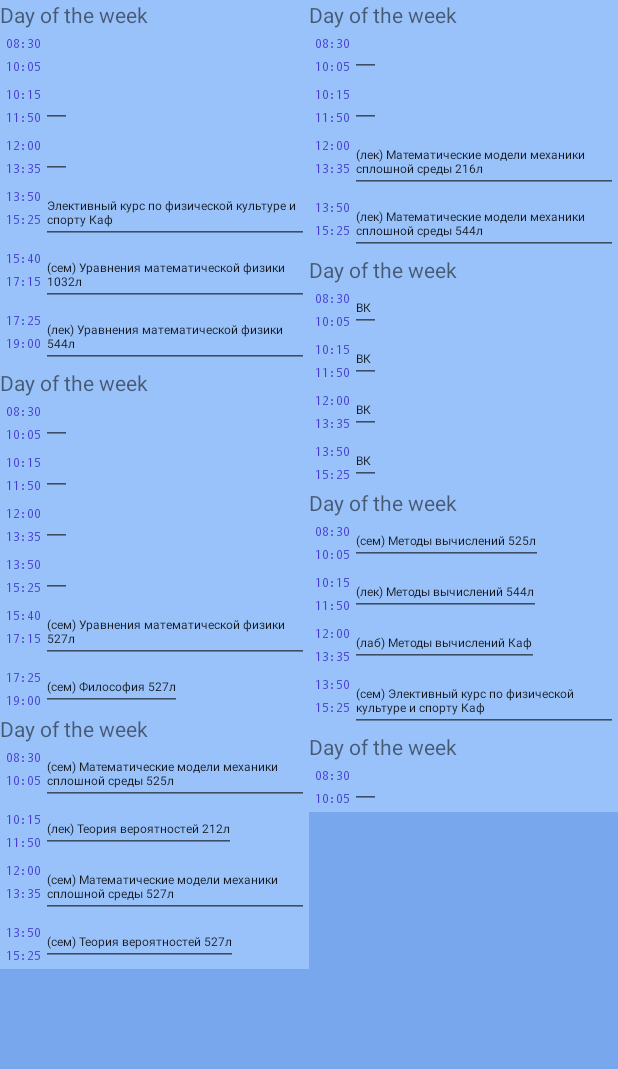
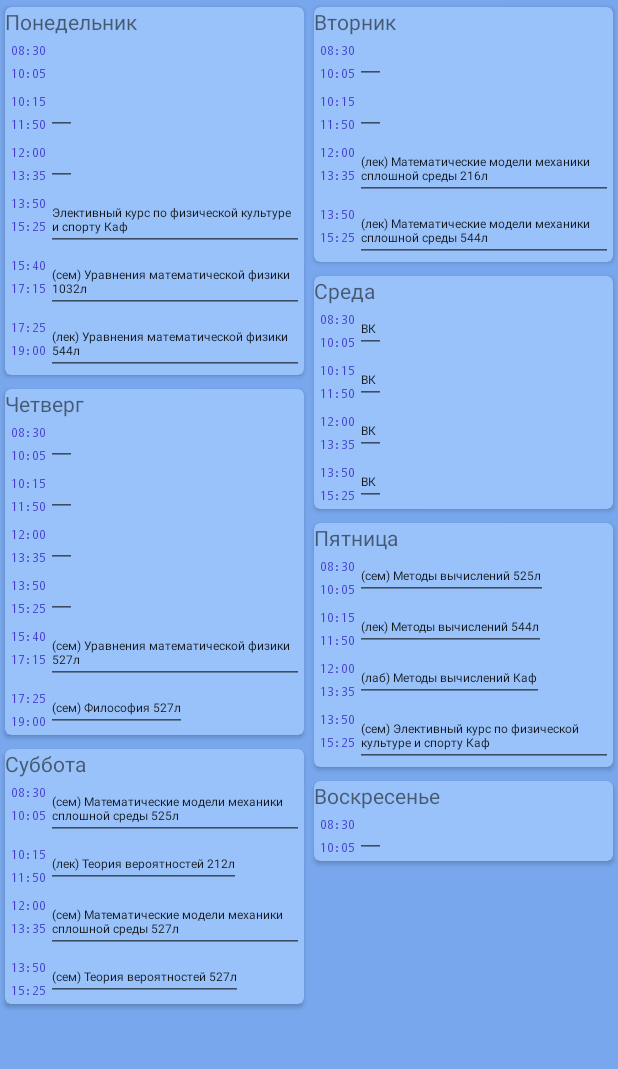
Before and after one commit to avelycure/MyTimetable, an Android app: the RefactorActivity screen opened directly, with no data from a screen before it, on a phone screen of 412 x 824 dp, the part 84-1153 px from its top. Run offline under Robolectric (Android 15) with nearby library versions, the phone set to English and light mode, and no system bars.

Commit message:
Added staggered grid layout manager, added margins for home and refactor activities, refactored height and width of card views

```diff
--- a/app/src/main/java/com/bignerdranch/android/mytimetable/refactor/RefactorActivity.java
+++ b/app/src/main/java/com/bignerdranch/android/mytimetable/refactor/RefactorActivity.java
@@ -27,11 +27,10 @@ public class RefactorActivity extends AppCompatActivity {
         recyclerView = findViewById(R.id.refactor_rv);
 
         StaggeredGridLayoutManager staggeredGridLayoutManager = new StaggeredGridLayoutManager(2, StaggeredGridLayoutManager.VERTICAL);
-        List<RefactorListModel> refactorListModelList = new ArrayList<>();
         TimetableData timetableData = new TimetableData(this);
 
         RefactorAdapter refactorAdapter = new RefactorAdapter(timetableData.lessonsCh, timetableData.lessonsZn, timetableData.lessonsBegin,
-                timetableData.lessonsEnd  ,this);
+                timetableData.lessonsEnd, timetableData.days, this);
 
         recyclerView.setAdapter(refactorAdapter);
         recyclerView.setLayoutManager(staggeredGridLayoutManager);
@@ -44,7 +43,7 @@ public class RefactorActivity extends AppCompatActivity {
 
     @Override
     public boolean onOptionsItemSelected(MenuItem item) {
-        switch (item.getItemId()){
+        switch (item.getItemId()) {
             case android.R.id.home:
                 finish();
                 return true;
--- a/app/src/main/java/com/bignerdranch/android/mytimetable/refactor/RefactorAdapter.java
+++ b/app/src/main/java/com/bignerdranch/android/mytimetable/refactor/RefactorAdapter.java
@@ -5,8 +5,9 @@ import android.view.LayoutInflater;
 import android.view.View;
 import android.view.ViewGroup;
 import android.widget.RelativeLayout;
+import android.widget.TextView;
 
-import androidx.constraintlayout.widget.ConstraintLayout;
+import androidx.cardview.widget.CardView;
 import androidx.recyclerview.widget.LinearLayoutManager;
 import androidx.recyclerview.widget.RecyclerView;
 
@@ -20,23 +21,26 @@ public class RefactorAdapter extends RecyclerView.Adapter<RefactorAdapter.Refact
     private ArrayList<List<String>> lessonsZn;
     private ArrayList<List<String>> lessonsBegin;
     private ArrayList<List<String>> lessonsEnd;
+    private ArrayList<String> days;
 
     private static final int DAYS = 7;
     private Context context;
 
     public RefactorAdapter(ArrayList<List<String>> lessonsCh, ArrayList<List<String>> lessonsZn,
-                           ArrayList<List<String>> lessonsBegin, ArrayList<List<String>> lessonsEnd, Context context) {
+                           ArrayList<List<String>> lessonsBegin, ArrayList<List<String>> lessonsEnd,
+                           ArrayList<String> days, Context context) {
         this.lessonsCh = lessonsCh;
         this.lessonsZn = lessonsZn;
         this.context = context;
         this.lessonsBegin = lessonsBegin;
         this.lessonsEnd = lessonsEnd;
+        this.days = days;
     }
 
     public RefactorViewHolder onCreateViewHolder(ViewGroup parent, int viewType) {
-        RelativeLayout relativeLayout = (RelativeLayout) LayoutInflater.from(parent.getContext()).inflate(R.layout.refactor__rv_card,
+        CardView cardView = (CardView) LayoutInflater.from(parent.getContext()).inflate(R.layout.refactor__rv_card,
                 null, false);
-        return new RefactorViewHolder(relativeLayout);
+        return new RefactorViewHolder(cardView);
     }
 
     @Override
@@ -51,6 +55,7 @@ public class RefactorAdapter extends RecyclerView.Adapter<RefactorAdapter.Refact
 
     class RefactorViewHolder extends RecyclerView.ViewHolder {
         private RecyclerView recyclerViewElement;
+        private TextView tv;
 
         public void bind(int position) {
 
@@ -59,11 +64,14 @@ public class RefactorAdapter extends RecyclerView.Adapter<RefactorAdapter.Refact
             LinearLayoutManager linearLayoutManager = new LinearLayoutManager(context);
             recyclerViewElement.setLayoutManager(linearLayoutManager);
             recyclerViewElement.setAdapter(elementAdapter);
+
+            tv.setText(days.get(position));
         }
 
         public RefactorViewHolder(View itemView) {
             super(itemView);
             recyclerViewElement = itemView.findViewById(R.id.refactor_rv_in_rv);
+            tv = itemView.findViewById(R.id.refactor_tv_day_of_week);
         }
     }
 }
--- a/app/src/main/res/layout/refactor__rv_card.xml
+++ b/app/src/main/res/layout/refactor__rv_card.xml
@@ -1,22 +1,28 @@
 <?xml version="1.0" encoding="utf-8"?>
-<RelativeLayout xmlns:android="http://schemas.android.com/apk/res/android"
-    xmlns:app="http://schemas.android.com/apk/res-auto"
-    xmlns:tools="http://schemas.android.com/tools"
+<androidx.cardview.widget.CardView
+    xmlns:android="http://schemas.android.com/apk/res/android"
+    xmlns:card_view="http://schemas.android.com/apk/res-auto"
+    android:layout_width="wrap_content"
+    android:layout_height="wrap_content"
+    card_view:cardElevation="2dp"
+    card_view:cardCornerRadius="4dp"
+    card_view:cardBackgroundColor="@color/colorAccent"
+    card_view:cardUseCompatPadding="true">
+
+    <RelativeLayout
         android:layout_width="match_parent"
-    android:layout_height="match_parent"
-    android:background="@color/colorAccent"
-    android:layout_margin="2dp">
+        android:layout_height="match_parent">
 
         <TextView
+            android:id="@+id/refactor_tv_day_of_week"
             android:layout_width="match_parent"
-        android:layout_height="wrap_content"
-        android:text="Day of the week"
-        android:id="@+id/refactor_tv_day_of_week"/>
+            android:layout_height="wrap_content" />
 
         <androidx.recyclerview.widget.RecyclerView
             android:id="@+id/refactor_rv_in_rv"
             android:layout_width="match_parent"
-        android:layout_height="match_parent"
-        android:layout_below="@+id/refactor_tv_day_of_week"/>
+            android:layout_height="wrap_content"
+            android:layout_below="@+id/refactor_tv_day_of_week" />
 
     </RelativeLayout>
+</androidx.cardview.widget.CardView>
--- a/app/src/main/res/layout/refactor__rv_in_rv.xml
+++ b/app/src/main/res/layout/refactor__rv_in_rv.xml
@@ -2,7 +2,8 @@
 <RelativeLayout xmlns:android="http://schemas.android.com/apk/res/android"
     android:layout_width="match_parent"
     android:layout_height="wrap_content"
-    android:orientation="horizontal">
+    android:orientation="horizontal"
+    android:layout_margin="1dp">
     <LinearLayout
         android:layout_width="wrap_content"
         android:layout_height="wrap_content"
```
Also changed, not shown: app/src/main/res/layout/home__rv_card.xml (+23 -21 lines). Lines whose indentation alone changed are shown as unchanged.
